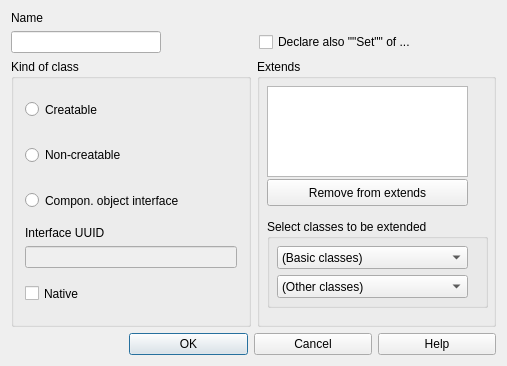
This is lavape/src/LavaPE_UI/idd_interfacebox.ui in berkus/lavape as Qt 5 draws it before an edit. The edited form follows.
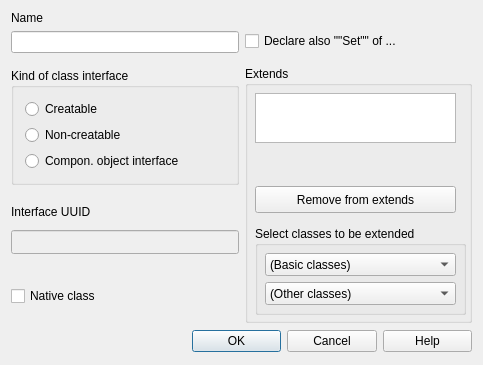
This is the edited form.

The edit to the form file:
```diff
--- a/lavape/src/LavaPE_UI/idd_interfacebox.ui
+++ b/lavape/src/LavaPE_UI/idd_interfacebox.ui
@@ -5,8 +5,8 @@
    <rect>
     <x>0</x>
     <y>0</y>
-    <width>507</width>
-    <height>366</height>
+    <width>483</width>
+    <height>365</height>
    </rect>
   </property>
   <property name="sizePolicy" >
@@ -40,13 +40,15 @@
    </item>
    <item>
     <layout class="QHBoxLayout" >
+     <item>
+      <layout class="QVBoxLayout" >
      <property name="spacing" >
-      <number>3</number>
+        <number>15</number>
      </property>
      <item>
       <widget class="QLineEdit" name="NewName" >
        <property name="sizePolicy" >
-        <sizepolicy vsizetype="Fixed" hsizetype="Fixed" >
+          <sizepolicy vsizetype="Fixed" hsizetype="MinimumExpanding" >
          <horstretch>0</horstretch>
          <verstretch>0</verstretch>
         </sizepolicy>
@@ -66,48 +68,6 @@
       </widget>
      </item>
      <item>
-      <spacer>
-       <property name="orientation" >
-        <enum>Qt::Horizontal</enum>
-       </property>
-       <property name="sizeType" >
-        <enum>QSizePolicy::Minimum</enum>
-       </property>
-       <property name="sizeHint" >
-        <size>
-         <width>95</width>
-         <height>20</height>
-        </size>
-       </property>
-      </spacer>
-     </item>
-     <item>
-      <widget class="QCheckBox" name="BuildSet" >
-       <property name="sizePolicy" >
-        <sizepolicy vsizetype="Minimum" hsizetype="Minimum" >
-         <horstretch>0</horstretch>
-         <verstretch>0</verstretch>
-        </sizepolicy>
-       </property>
-       <property name="maximumSize" >
-        <size>
-         <width>16777215</width>
-         <height>25</height>
-        </size>
-       </property>
-       <property name="focusPolicy" >
-        <enum>Qt::StrongFocus</enum>
-       </property>
-       <property name="text" >
-        <string>Declare also ""Set"" of ...</string>
-       </property>
-      </widget>
-     </item>
-    </layout>
-   </item>
-   <item>
-    <layout class="QHBoxLayout" >
-     <item>
       <widget class="QGroupBox" name="BGroup_KindOfInterface" >
        <property name="sizePolicy" >
         <sizepolicy vsizetype="MinimumExpanding" hsizetype="MinimumExpanding" >
@@ -119,7 +79,7 @@
         <enum>Qt::NoFocus</enum>
        </property>
        <property name="title" >
-        <string>Kind of class</string>
+          <string>Kind of class interface</string>
        </property>
        <layout class="QVBoxLayout" >
         <item>
@@ -170,13 +130,16 @@
           </property>
          </widget>
         </item>
+         </layout>
+        </widget>
+       </item>
         <item>
          <layout class="QVBoxLayout" >
           <property name="spacing" >
            <number>6</number>
           </property>
           <item>
-           <widget class="QLabel" name="Label_IDC_StatIDLabel" >
+          <widget class="QLabel" name="Label_IDC_StatIDLabel_2" >
             <property name="sizePolicy" >
              <sizepolicy vsizetype="MinimumExpanding" hsizetype="MinimumExpanding" >
               <horstretch>0</horstretch>
@@ -227,11 +190,37 @@
            <enum>Qt::StrongFocus</enum>
           </property>
           <property name="text" >
-           <string>Native</string>
+          <string>Native class</string>
           </property>
          </widget>
         </item>
        </layout>
+     </item>
+     <item>
+      <layout class="QVBoxLayout" >
+       <property name="spacing" >
+        <number>15</number>
+       </property>
+       <item>
+        <widget class="QCheckBox" name="BuildSet" >
+         <property name="sizePolicy" >
+          <sizepolicy vsizetype="Minimum" hsizetype="Minimum" >
+           <horstretch>0</horstretch>
+           <verstretch>0</verstretch>
+          </sizepolicy>
+         </property>
+         <property name="maximumSize" >
+          <size>
+           <width>16777215</width>
+           <height>25</height>
+          </size>
+         </property>
+         <property name="focusPolicy" >
+          <enum>Qt::StrongFocus</enum>
+         </property>
+         <property name="text" >
+          <string>Declare also ""Set"" of ...</string>
+         </property>
       </widget>
      </item>
      <item>
@@ -254,7 +243,7 @@
           <x>10</x>
           <y>27</y>
           <width>201</width>
-          <height>91</height>
+            <height>50</height>
          </rect>
         </property>
         <property name="sizePolicy" >
@@ -291,7 +280,7 @@
          <rect>
           <x>10</x>
           <y>160</y>
-          <width>221</width>
+            <width>211</width>
           <height>89</height>
          </rect>
         </property>
@@ -354,23 +343,10 @@
      </item>
     </layout>
    </item>
+    </layout>
+   </item>
    <item>
     <layout class="QHBoxLayout" >
-     <property name="spacing" >
-      <number>6</number>
-     </property>
-     <property name="leftMargin" >
-      <number>0</number>
-     </property>
-     <property name="topMargin" >
-      <number>0</number>
-     </property>
-     <property name="rightMargin" >
-      <number>0</number>
-     </property>
-     <property name="bottomMargin" >
-      <number>0</number>
-     </property>
      <item>
       <spacer>
        <property name="sizePolicy" >
@@ -387,8 +363,8 @@
        </property>
        <property name="sizeHint" >
         <size>
-         <width>20</width>
-         <height>20</height>
+         <width>181</width>
+         <height>25</height>
         </size>
        </property>
       </spacer>
```
Left out of the diff: 1 changed line with no effect on the pictures. Lines whose indentation alone changed are shown as unchanged.
